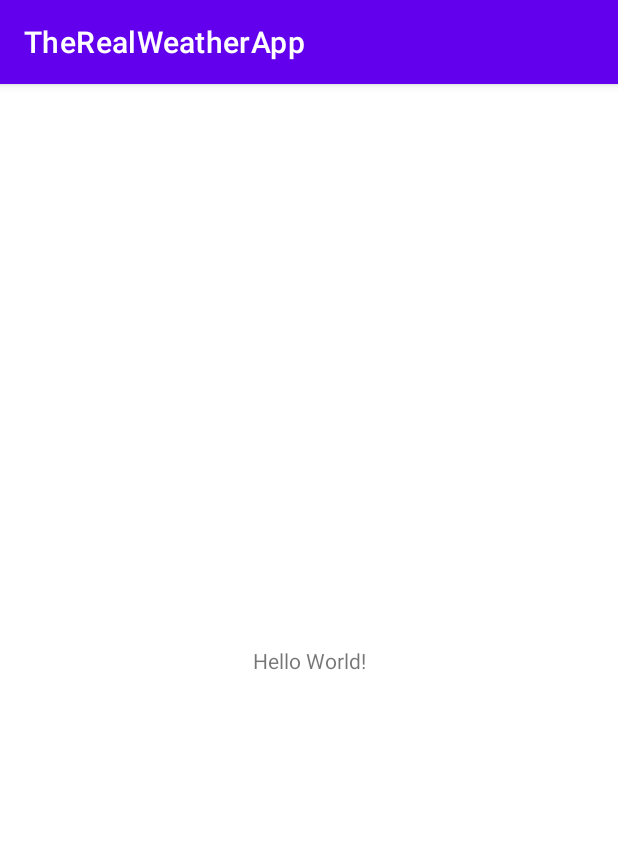
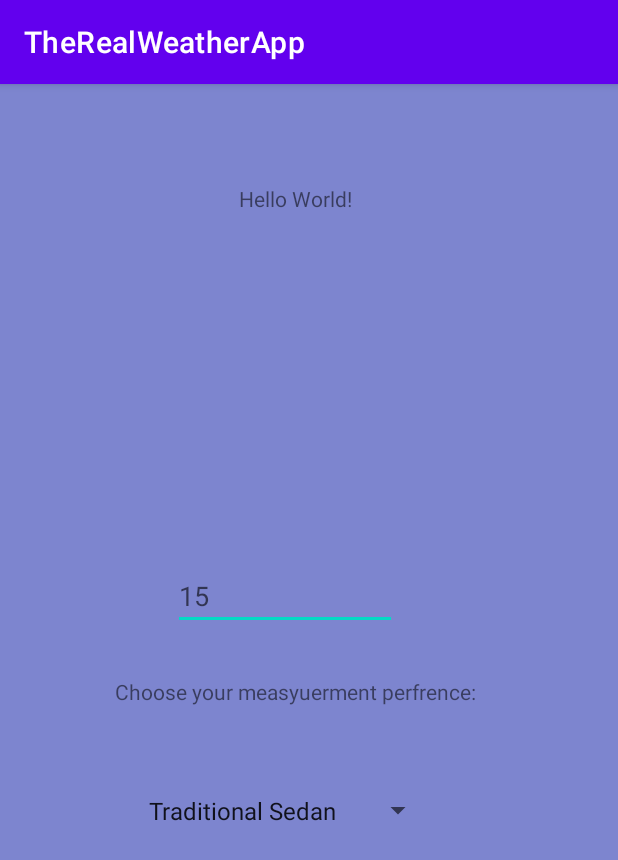
Before and after one commit to The-Lucas-Stephens/WeatherApp, an Android app: the screen it shows after launch (MainActivity), on a phone screen of 412 x 824 dp. Shown: the top 860 px of the screen. Run offline under Robolectric (Android 15) with nearby library versions, the phone set to English and light mode, and no system bars.

Commit message:
init commit

```diff
--- a/app/src/main/res/layout/activity_main.xml
+++ b/app/src/main/res/layout/activity_main.xml
@@ -4,6 +4,7 @@
     xmlns:tools="http://schemas.android.com/tools"
     android:layout_width="match_parent"
     android:layout_height="match_parent"
+    android:background="#7D85CF"
     tools:context=".MainActivity">
 
     <TextView
@@ -12,7 +13,50 @@
         android:text="Hello World!"
         app:layout_constraintBottom_toBottomOf="parent"
         app:layout_constraintEnd_toEndOf="parent"
+        app:layout_constraintHorizontal_bias="0.473"
         app:layout_constraintStart_toStartOf="parent"
-        app:layout_constraintTop_toTopOf="parent" />
+        app:layout_constraintTop_toTopOf="parent"
+        app:layout_constraintVertical_bias="0.089" />
+
+    <TextView
+        android:layout_width="wrap_content"
+        android:layout_height="wrap_content"
+        android:text="@string/hint"
+        app:layout_constraintBottom_toBottomOf="parent"
+        app:layout_constraintEnd_toEndOf="parent"
+        app:layout_constraintHorizontal_bias="0.446"
+        app:layout_constraintStart_toStartOf="parent"
+        app:layout_constraintTop_toTopOf="parent"
+        app:layout_constraintVertical_bias="0.528" />
+
+    <EditText
+        android:id="@+id/input_mile"
+        android:layout_width="wrap_content"
+        android:layout_height="wrap_content"
+        android:ems="7"
+        android:hint="@string/inputMileHint"
+        android:inputType="textPersonName"
+        android:text=""
+        android:textColor="#FFFFFF"
+        app:layout_constraintBottom_toBottomOf="parent"
+        app:layout_constraintEnd_toEndOf="parent"
+        app:layout_constraintHorizontal_bias="0.439"
+        app:layout_constraintStart_toStartOf="parent"
+        app:layout_constraintTop_toTopOf="parent"
+        app:layout_constraintVertical_bias="0.441" />
+
+    <Spinner
+        android:id="@+id/spinner_cars"
+        android:layout_width="wrap_content"
+        android:layout_height="wrap_content"
+        android:entries="@array/spinnerCars"
+        android:minHeight="50dp"
+        android:textColor="#FFFFFF"
+        app:layout_constraintBottom_toBottomOf="parent"
+        app:layout_constraintEnd_toEndOf="parent"
+        app:layout_constraintHorizontal_bias="0.427"
+        app:layout_constraintStart_toStartOf="parent"
+        app:layout_constraintTop_toTopOf="parent"
+        app:layout_constraintVertical_bias="0.64" />
 
 </androidx.constraintlayout.widget.ConstraintLayout>
--- a/app/src/main/res/values/strings.xml
+++ b/app/src/main/res/values/strings.xml
@@ -1,3 +1,12 @@
 <resources>
     <string name="app_name">TheRealWeatherApp</string>
+
+    <string-array name="spinnerCars">
+        <item> Traditional Sedan </item>
+        <item> Smart Car (2$ Fee) </item>
+        <item> Minivan (5$ fee) </item>
+    </string-array>
+
+    <string name="inputMileHint">15</string>
+    <string name="hint">Choose your measyuerment perfrence:</string>
 </resources>
```
Also changed, not shown: app/src/main/res/drawable/weatherbannerforapp.jpg (added).
